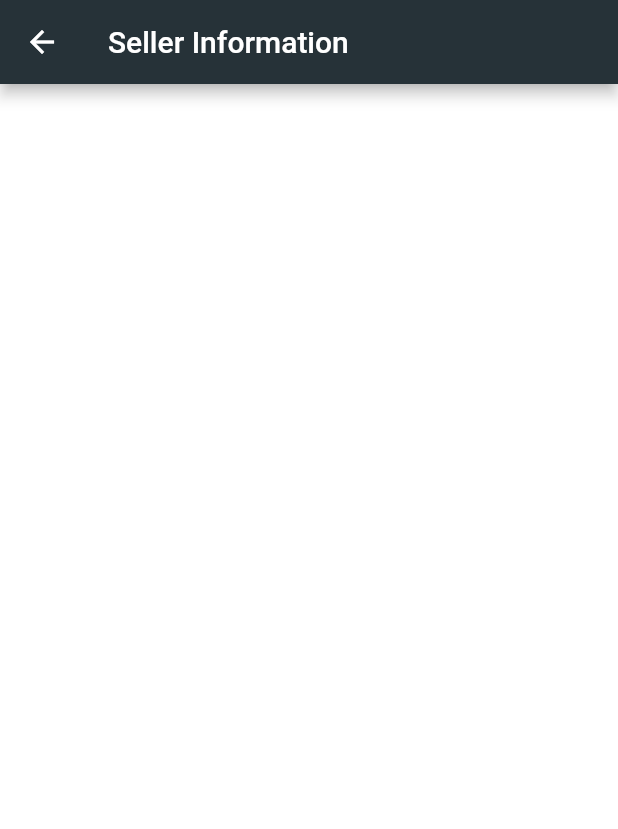
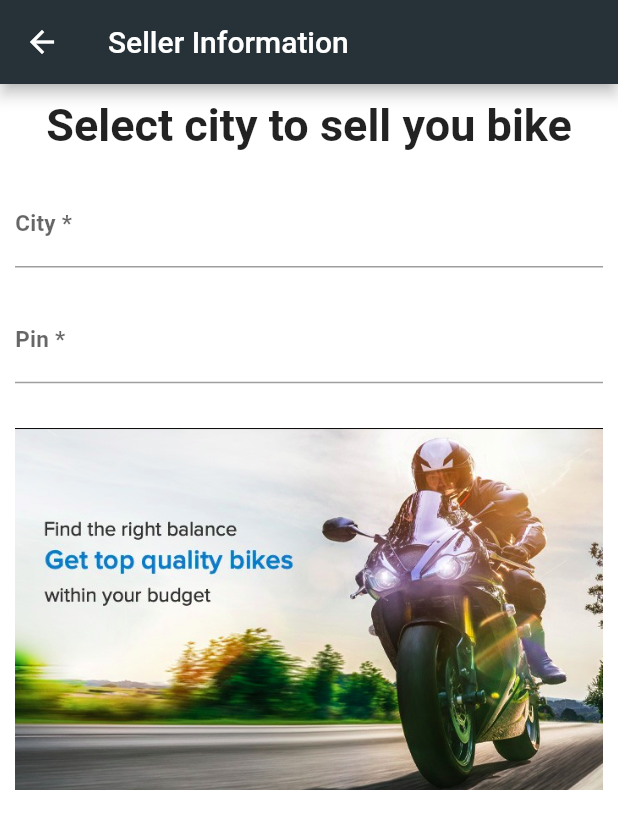
Before and after one commit to naveen-verma-TTN/CarSelll, a Flutter app: the SellerInfoScreen screen opened by its route, on a phone screen of 412 x 824 dp. Shown: the top 829 px of the screen. Run offline on Flutter 3.47's test engine with Material 2 defaults, Android fonts, the phone set to English and light mode, and no system bars.

Commit message:
seller_info_screen.dart:Heading,TextView,TextView,Image --->added

```diff
--- /dev/null
+++ b/lib/presentation/components/CustomHeadingSeller.dart
@@ -0,0 +1,26 @@
+import 'package:flutter/cupertino.dart';
+
+class CustomPageHeadingSeller extends StatelessWidget {
+  const CustomPageHeadingSeller({
+    Key? key,
+  }) : super(key: key);
+
+  @override
+  Widget build(BuildContext context) {
+    return const Padding(
+      padding: EdgeInsets.all(10.0),
+      child: Align(
+        alignment: AlignmentDirectional.topCenter,
+        child: Text(
+          'Select city to sell you bike',
+          textAlign: TextAlign.end,
+          overflow: TextOverflow.ellipsis,
+          style: TextStyle(
+            fontWeight: FontWeight.bold,
+            fontSize: 30.0,
+          ),
+        ),
+      ),
+    );
+  }
+}
--- /dev/null
+++ b/lib/presentation/components/CustomTextFieldCity.dart
@@ -0,0 +1,24 @@
+import 'package:flutter/cupertino.dart';
+import 'package:flutter/material.dart';
+
+class CustomTextFieldCity extends StatelessWidget {
+  const CustomTextFieldCity({
+    Key? key,
+  }) : super(key: key);
+
+  @override
+  Widget build(BuildContext context) {
+    return Padding(
+      padding: const EdgeInsets.all(10.0),
+      child: TextFormField(
+        style: const TextStyle(
+            fontSize: 15.0, fontWeight: FontWeight.w700, letterSpacing: 0.2),
+        decoration: const InputDecoration(
+          hintText: 'Type your city',
+          labelText: 'City *',
+          labelStyle: TextStyle(),
+        ),
+      ),
+    );
+  }
+}
--- /dev/null
+++ b/lib/presentation/components/CustomTextFieldPin.dart
@@ -0,0 +1,24 @@
+import 'package:flutter/cupertino.dart';
+import 'package:flutter/material.dart';
+
+class CustomTextFieldPin extends StatelessWidget {
+  const CustomTextFieldPin({
+    Key? key,
+  }) : super(key: key);
+
+  @override
+  Widget build(BuildContext context) {
+    return Padding(
+      padding: const EdgeInsets.all(10.0),
+      child: TextFormField(
+        style: const TextStyle(
+            fontSize: 15.0, fontWeight: FontWeight.w700, letterSpacing: 0.2),
+        decoration: const InputDecoration(
+          hintText: 'Type your Pin',
+          labelText: 'Pin *',
+          labelStyle: TextStyle(),
+        ),
+      ),
+    );
+  }
+}
--- a/lib/presentation/screens/seller_info_screen.dart
+++ b/lib/presentation/screens/seller_info_screen.dart
@@ -1,3 +1,6 @@
+import 'package:car_sell/presentation/components/CustomHeadingSeller.dart';
+import 'package:car_sell/presentation/components/CustomTextFieldCity.dart';
+import 'package:car_sell/presentation/components/CustomTextFieldPin.dart';
 import 'package:flutter/material.dart';
 
 /// Created by Naveen Verma on 22-12-2021
@@ -11,9 +14,23 @@ class SellerInfoScreen extends StatelessWidget {
 
   Widget build(BuildContext context) {
     return Scaffold(
-      appBar: AppBar(
-        title: Text(title),
-      ),
-    );
+        appBar: AppBar(
+          title: Text(title),
+        ),
+        body: Column(
+          mainAxisAlignment: MainAxisAlignment.start,
+          children: [
+            CustomPageHeadingSeller(),
+            CustomTextFieldCity(),
+            CustomTextFieldPin(),
+            Container(
+              margin: EdgeInsets.fromLTRB(10, 20, 10, 10),
+              child: Image.asset(
+                'assets/images/bikesmall.png',
+                fit: BoxFit.fitWidth,
+              ),
+            )
+          ],
+        ));
   }
 }
```
Also changed, not shown: assets/images/bikesmall.png (added).
